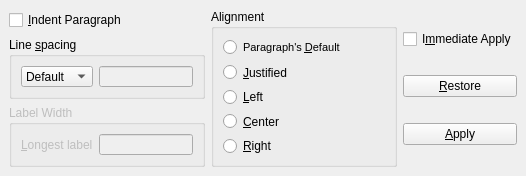
Qt form src/frontends/qt4/ui/ParagraphUi.ui (cburschka/lyx) before a commit.
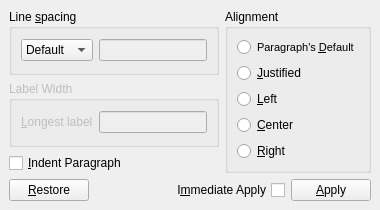
The same form after that commit.

The edit to the form file:
```diff
--- a/src/frontends/qt4/ui/ParagraphUi.ui
+++ b/src/frontends/qt4/ui/ParagraphUi.ui
@@ -1,28 +1,6 @@
 <ui version="4.0" >
  <class>ParagraphUi</class>
  <widget class="QWidget" name="ParagraphUi" >
-  <property name="geometry" >
-   <rect>
-    <x>0</x>
-    <y>0</y>
-    <width>526</width>
-    <height>176</height>
-   </rect>
-  </property>
-  <property name="sizePolicy" >
-   <sizepolicy>
-    <hsizetype>3</hsizetype>
-    <vsizetype>3</vsizetype>
-    <horstretch>0</horstretch>
-    <verstretch>0</verstretch>
-   </sizepolicy>
-  </property>
-  <property name="minimumSize" >
-   <size>
-    <width>222</width>
-    <height>16</height>
-   </size>
-  </property>
   <property name="focusPolicy" >
    <enum>Qt::NoFocus</enum>
   </property>
@@ -36,82 +14,24 @@
    <property name="spacing" >
     <number>6</number>
    </property>
-   <item rowspan="3" row="0" column="2" >
-    <layout class="QGridLayout" >
-     <property name="margin" >
-      <number>0</number>
-     </property>
-     <property name="spacing" >
-      <number>6</number>
-     </property>
-     <item row="0" column="0" >
-      <widget class="QCheckBox" name="synchronizedViewCB" >
-       <property name="sizePolicy" >
-        <sizepolicy>
-         <hsizetype>0</hsizetype>
-         <vsizetype>0</vsizetype>
-         <horstretch>0</horstretch>
-         <verstretch>0</verstretch>
-        </sizepolicy>
-       </property>
-       <property name="text" >
-        <string>I&amp;mmediate Apply</string>
-       </property>
-      </widget>
-     </item>
-     <item row="2" column="0" >
-      <widget class="QPushButton" name="applyPB" >
-       <property name="text" >
-        <string>&amp;Apply</string>
-       </property>
-       <property name="autoDefault" >
-        <bool>false</bool>
-       </property>
-      </widget>
-     </item>
-     <item row="1" column="0" >
-      <widget class="QPushButton" name="restorePB" >
-       <property name="text" >
-        <string>&amp;Restore</string>
-       </property>
-       <property name="autoDefault" >
-        <bool>false</bool>
-       </property>
-      </widget>
-     </item>
-    </layout>
-   </item>
-   <item row="0" column="0" >
+   <item row="2" column="0" >
     <widget class="QCheckBox" name="indentCB" >
-     <property name="sizePolicy" >
-      <sizepolicy>
-       <hsizetype>0</hsizetype>
-       <vsizetype>0</vsizetype>
-       <horstretch>0</horstretch>
-       <verstretch>0</verstretch>
-      </sizepolicy>
-     </property>
      <property name="text" >
       <string>&amp;Indent Paragraph</string>
      </property>
     </widget>
    </item>
-   <item row="2" column="0" >
+   <item row="1" column="0" >
     <widget class="QGroupBox" name="labelwidthGB" >
      <property name="enabled" >
       <bool>false</bool>
      </property>
-     <property name="sizePolicy" >
-      <sizepolicy>
-       <hsizetype>0</hsizetype>
-       <vsizetype>0</vsizetype>
-       <horstretch>0</horstretch>
-       <verstretch>0</verstretch>
-      </sizepolicy>
-     </property>
      <property name="title" >
       <string>Label Width</string>
      </property>
+     <property name="flat" >
+      <bool>true</bool>
+     </property>
      <layout class="QGridLayout" >
       <property name="margin" >
        <number>9</number>
@@ -119,6 +39,13 @@
       <property name="spacing" >
        <number>6</number>
       </property>
+      <item row="0" column="1" >
+       <widget class="QLineEdit" name="labelWidth" >
+        <property name="toolTip" >
+         <string>This text defines the width of the paragraph label</string>
+        </property>
+       </widget>
+      </item>
       <item row="0" column="0" >
        <widget class="QLabel" name="TextLabel2" >
         <property name="toolTip" >
@@ -132,29 +59,84 @@
         </property>
        </widget>
       </item>
-      <item row="0" column="1" >
-       <widget class="QLineEdit" name="labelWidth" >
+     </layout>
+    </widget>
+   </item>
+   <item rowspan="3" row="0" column="1" >
+    <widget class="QGroupBox" name="aligmentGB" >
+     <property name="title" >
+      <string>Alignment</string>
+     </property>
+     <property name="flat" >
+      <bool>true</bool>
+     </property>
+     <layout class="QGridLayout" >
+      <property name="margin" >
+       <number>9</number>
+      </property>
+      <property name="spacing" >
+       <number>6</number>
+      </property>
+      <item row="0" column="0" >
+       <widget class="QRadioButton" name="alignDefaultRB" >
+        <property name="font" >
+         <font>
+          <family>MS Shell Dlg 2</family>
+          <pointsize>8</pointsize>
+          <weight>50</weight>
+          <italic>false</italic>
+          <bold>false</bold>
+          <underline>false</underline>
+          <strikeout>false</strikeout>
+         </font>
+        </property>
         <property name="toolTip" >
-         <string>This text defines the width of the paragraph label</string>
+         <string>Use the default alignment for this paragraph, whatever it is.</string>
+        </property>
+        <property name="text" >
+         <string>Paragraph's &amp;Default</string>
+        </property>
+       </widget>
+      </item>
+      <item row="1" column="0" >
+       <widget class="QRadioButton" name="alignJustRB" >
+        <property name="text" >
+         <string>&amp;Justified</string>
+        </property>
+       </widget>
+      </item>
+      <item row="2" column="0" >
+       <widget class="QRadioButton" name="alignLeftRB" >
+        <property name="text" >
+         <string>&amp;Left</string>
+        </property>
+       </widget>
+      </item>
+      <item row="3" column="0" >
+       <widget class="QRadioButton" name="alignCenterRB" >
+        <property name="text" >
+         <string>&amp;Center</string>
+        </property>
+       </widget>
+      </item>
+      <item row="4" column="0" >
+       <widget class="QRadioButton" name="alignRightRB" >
+        <property name="text" >
+         <string>&amp;Right</string>
         </property>
        </widget>
       </item>
      </layout>
     </widget>
    </item>
-   <item row="1" column="0" >
+   <item row="0" column="0" >
     <widget class="QGroupBox" name="groupBox" >
-     <property name="sizePolicy" >
-      <sizepolicy>
-       <hsizetype>0</hsizetype>
-       <vsizetype>0</vsizetype>
-       <horstretch>0</horstretch>
-       <verstretch>0</verstretch>
-      </sizepolicy>
-     </property>
      <property name="title" >
       <string>Line &amp;spacing</string>
      </property>
+     <property name="flat" >
+      <bool>true</bool>
+     </property>
      <layout class="QGridLayout" >
       <property name="margin" >
        <number>9</number>
@@ -201,110 +183,58 @@
      </layout>
     </widget>
    </item>
-   <item rowspan="3" row="0" column="1" >
-    <widget class="QGroupBox" name="aligmentGB" >
-     <property name="sizePolicy" >
-      <sizepolicy>
-       <hsizetype>0</hsizetype>
-       <vsizetype>0</vsizetype>
-       <horstretch>0</horstretch>
-       <verstretch>0</verstretch>
-      </sizepolicy>
+   <item row="3" column="0" colspan="2" >
+    <layout class="QHBoxLayout" >
+     <property name="margin" >
+      <number>0</number>
      </property>
-     <property name="title" >
-      <string>Alignment</string>
+     <property name="spacing" >
+      <number>6</number>
      </property>
-     <layout class="QGridLayout" >
-      <property name="margin" >
-       <number>9</number>
-      </property>
-      <property name="spacing" >
-       <number>6</number>
-      </property>
-      <item row="0" column="0" >
-       <layout class="QHBoxLayout" >
-        <property name="margin" >
-         <number>0</number>
-        </property>
-        <property name="spacing" >
-         <number>6</number>
-        </property>
-        <item>
-         <layout class="QVBoxLayout" >
-          <property name="margin" >
-           <number>0</number>
-          </property>
-          <property name="spacing" >
-           <number>6</number>
-          </property>
-          <item>
-           <widget class="QRadioButton" name="alignDefaultRB" >
-            <property name="font" >
-             <font>
-              <family>MS Shell Dlg 2</family>
-              <pointsize>8</pointsize>
-              <weight>50</weight>
-              <italic>false</italic>
-              <bold>false</bold>
-              <underline>false</underline>
-              <strikeout>false</strikeout>
-             </font>
-            </property>
-            <property name="toolTip" >
-             <string>Use the default alignment for this paragraph, whatever it is.</string>
-            </property>
-            <property name="text" >
-             <string>Paragraph's &amp;Default</string>
-            </property>
-           </widget>
-          </item>
-          <item>
-           <widget class="QRadioButton" name="alignJustRB" >
-            <property name="text" >
-             <string>&amp;Justified</string>
-            </property>
-           </widget>
-          </item>
-          <item>
-           <widget class="QRadioButton" name="alignLeftRB" >
-            <property name="text" >
-             <string>&amp;Left</string>
-            </property>
-           </widget>
-          </item>
-          <item>
-           <widget class="QRadioButton" name="alignCenterRB" >
-            <property name="text" >
-             <string>&amp;Center</string>
-            </property>
-           </widget>
-          </item>
-          <item>
-           <widget class="QRadioButton" name="alignRightRB" >
-            <property name="text" >
-             <string>&amp;Right</string>
-            </property>
-           </widget>
-          </item>
-         </layout>
-        </item>
-        <item>
-         <spacer>
-          <property name="orientation" >
-           <enum>Qt::Horizontal</enum>
-          </property>
-          <property name="sizeHint" >
-           <size>
-            <width>40</width>
-            <height>20</height>
-           </size>
-          </property>
-         </spacer>
-        </item>
-       </layout>
-      </item>
-     </layout>
-    </widget>
+     <item>
+      <widget class="QPushButton" name="restorePB" >
+       <property name="text" >
+        <string>&amp;Restore</string>
+       </property>
+       <property name="autoDefault" >
+        <bool>false</bool>
+       </property>
+      </widget>
+     </item>
+     <item>
+      <spacer>
+       <property name="orientation" >
+        <enum>Qt::Horizontal</enum>
+       </property>
+       <property name="sizeHint" >
+        <size>
+         <width>40</width>
+         <height>20</height>
+        </size>
+       </property>
+      </spacer>
+     </item>
+     <item>
+      <widget class="QCheckBox" name="synchronizedViewCB" >
+       <property name="layoutDirection" >
+        <enum>Qt::RightToLeft</enum>
+       </property>
+       <property name="text" >
+        <string>I&amp;mmediate Apply</string>
+       </property>
+      </widget>
+     </item>
+     <item>
+      <widget class="QPushButton" name="applyPB" >
+       <property name="text" >
+        <string>&amp;Apply</string>
+       </property>
+       <property name="autoDefault" >
+        <bool>false</bool>
+       </property>
+      </widget>
+     </item>
+    </layout>
    </item>
   </layout>
  </widget>
```
Left out of the diff: 14 changed lines with no effect on the pictures.
